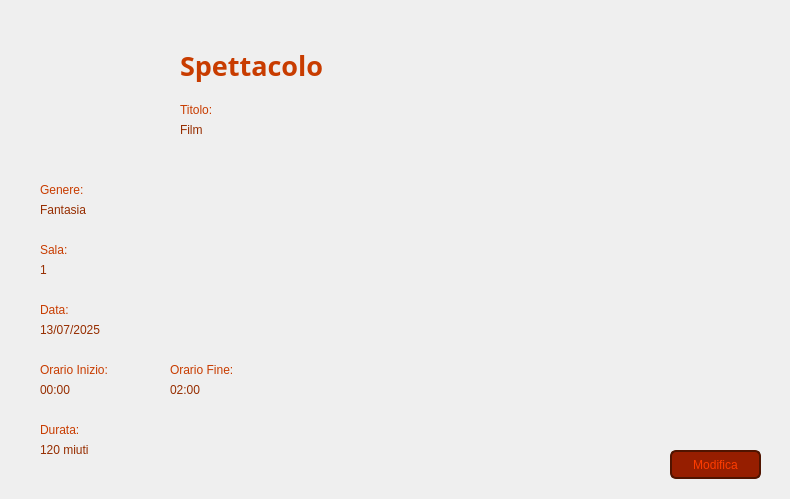
Qt form Viste/VistaVisualizzaSpettacoloAmministratore.ui (GiacomoPrincipi/CineMax) before a commit.
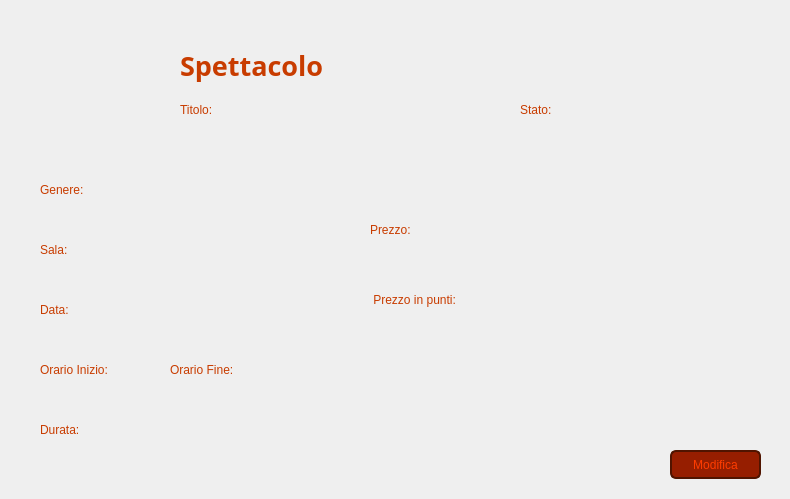
The same form after that commit. Icons and pictures are not drawn. Custom widgets are drawn as their Qt base class.

```diff
--- a/Viste/VistaVisualizzaSpettacoloAmministratore.ui
+++ b/Viste/VistaVisualizzaSpettacoloAmministratore.ui
@@ -164,7 +164,7 @@
 }</string>
    </property>
    <property name="text">
-    <string>Film</string>
+    <string/>
    </property>
   </widget>
   <widget class="QLabel" name="labelGenereSpettacolo">
@@ -182,7 +182,7 @@
 }</string>
    </property>
    <property name="text">
-    <string>Fantasia</string>
+    <string/>
    </property>
   </widget>
   <widget class="QLabel" name="labelOrarioInizio">
@@ -221,7 +221,7 @@
 }</string>
    </property>
    <property name="text">
-    <string>00:00</string>
+    <string/>
    </property>
   </widget>
   <widget class="QLabel" name="labelSala">
@@ -260,7 +260,7 @@
 }</string>
    </property>
    <property name="text">
-    <string>1</string>
+    <string/>
    </property>
   </widget>
   <widget class="QLabel" name="labelData">
@@ -299,7 +299,7 @@
 }</string>
    </property>
    <property name="text">
-    <string>13/07/2025</string>
+    <string/>
    </property>
   </widget>
   <widget class="QLabel" name="labelIndietroButtonAmministratore">
@@ -357,7 +357,7 @@
 }</string>
    </property>
    <property name="text">
-    <string>02:00</string>
+    <string/>
    </property>
   </widget>
   <widget class="QLabel" name="labelDurata">
@@ -396,7 +396,7 @@
 }</string>
    </property>
    <property name="text">
-    <string>120 miuti</string>
+    <string/>
    </property>
   </widget>
   <widget class="QPushButton" name="pushButtonModifica">
@@ -424,7 +424,131 @@
     <string>Modifica</string>
    </property>
   </widget>
+  <widget class="QLabel" name="labelStato">
+   <property name="geometry">
+    <rect>
+     <x>520</x>
+     <y>100</y>
+     <width>111</width>
+     <height>20</height>
+    </rect>
+   </property>
+   <property name="styleSheet">
+    <string notr="true">QLabel {
+    color: #C83C00;
+}</string>
+   </property>
+   <property name="text">
+    <string>Stato:</string>
+   </property>
+   <property name="alignment">
+    <set>Qt::AlignmentFlag::AlignLeading|Qt::AlignmentFlag::AlignLeft|Qt::AlignmentFlag::AlignVCenter</set>
+   </property>
+  </widget>
+  <widget class="QLabel" name="labelStatoSpettacolo">
+   <property name="geometry">
+    <rect>
+     <x>520</x>
+     <y>120</y>
+     <width>101</width>
+     <height>20</height>
+    </rect>
+   </property>
+   <property name="styleSheet">
+    <string notr="true">QLabel {
+    color: #962D00;
+}</string>
+   </property>
+   <property name="text">
+    <string/>
+   </property>
+  </widget>
+  <widget class="QLabel" name="labelPrezzo">
+   <property name="geometry">
+    <rect>
+     <x>370</x>
+     <y>220</y>
+     <width>101</width>
+     <height>20</height>
+    </rect>
+   </property>
+   <property name="styleSheet">
+    <string notr="true">QLabel {
+    color: #C83C00;
+}</string>
+   </property>
+   <property name="text">
+    <string>Prezzo:</string>
+   </property>
+   <property name="alignment">
+    <set>Qt::AlignmentFlag::AlignLeading|Qt::AlignmentFlag::AlignLeft|Qt::AlignmentFlag::AlignVCenter</set>
+   </property>
+  </widget>
+  <widget class="QLabel" name="labelPrezzoPunti">
+   <property name="geometry">
+    <rect>
+     <x>370</x>
+     <y>290</y>
+     <width>101</width>
+     <height>20</height>
+    </rect>
+   </property>
+   <property name="styleSheet">
+    <string notr="true">QLabel {
+    color: #C83C00;
+}</string>
+   </property>
+   <property name="text">
+    <string> Prezzo in punti:</string>
+   </property>
+   <property name="alignment">
+    <set>Qt::AlignmentFlag::AlignLeading|Qt::AlignmentFlag::AlignLeft|Qt::AlignmentFlag::AlignVCenter</set>
+   </property>
+  </widget>
+  <widget class="QLabel" name="labelPrezzoSpettacolo">
+   <property name="geometry">
+    <rect>
+     <x>370</x>
+     <y>240</y>
+     <width>131</width>
+     <height>20</height>
+    </rect>
+   </property>
+   <property name="styleSheet">
+    <string notr="true">QLabel {
+    color: #962D00;
+}</string>
+   </property>
+   <property name="text">
+    <string/>
+   </property>
+  </widget>
+  <widget class="QLabel" name="labelPrezzoSpettacolo_2">
+   <property name="geometry">
+    <rect>
+     <x>370</x>
+     <y>310</y>
+     <width>131</width>
+     <height>20</height>
+    </rect>
+   </property>
+   <property name="styleSheet">
+    <string notr="true">QLabel {
+    color: #962D00;
+}</string>
+   </property>
+   <property name="text">
+    <string/>
+   </property>
+  </widget>
  </widget>
+ <customwidgets>
+  <customwidget>
+   <class>ClickableLabel</class>
+   <extends>QLabel</extends>
+   <header>clickablelabel.h</header>
+  </customwidget>
+ </customwidgets>
  <resources/>
  <connections/>
 </ui>
```
Left out of the diff: 6 changed lines with no effect on the pictures.
